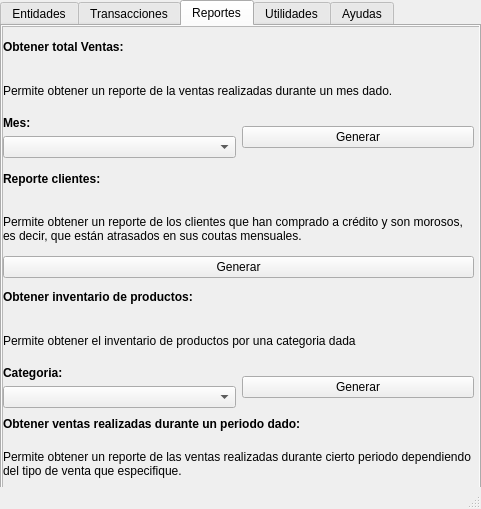
Above: GUI/VentanaPrincipal.ui from GT09Neil/proyecto_ventas before the change. Below: the same form after it.
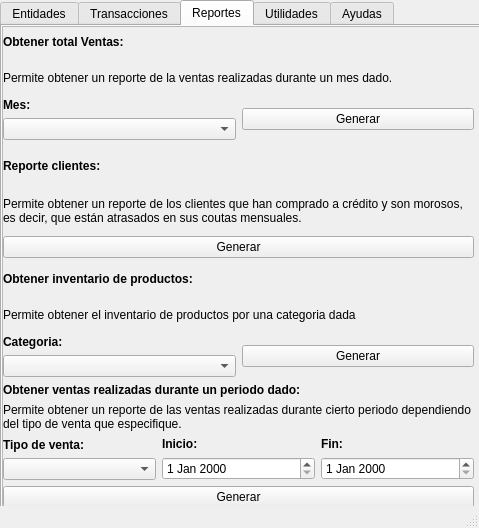
That is the form after the change. The open tabs and pages were chosen to show the change.

Diff of the .ui file:
```diff
--- a/GUI/VentanaPrincipal.ui
+++ b/GUI/VentanaPrincipal.ui
@@ -6,8 +6,8 @@
    <rect>
     <x>0</x>
     <y>0</y>
-    <width>481</width>
-    <height>509</height>
+    <width>479</width>
+    <height>528</height>
    </rect>
   </property>
   <property name="windowTitle">
@@ -209,9 +209,14 @@
           <x>0</x>
           <y>0</y>
           <width>471</width>
-          <height>131</height>
+          <height>481</height>
          </rect>
         </property>
+        <layout class="QVBoxLayout" name="verticalLayout">
+         <property name="sizeConstraint">
+          <enum>QLayout::SizeConstraint::SetDefaultConstraint</enum>
+         </property>
+         <item>
         <layout class="QVBoxLayout" name="LayoutObtenerVentas">
          <item>
           <widget class="QLabel" name="label">
@@ -367,16 +372,8 @@
           </layout>
          </item>
         </layout>
-       </widget>
-       <widget class="QWidget" name="verticalLayoutWidget_3">
-        <property name="geometry">
-         <rect>
-          <x>0</x>
-          <y>130</y>
-          <width>471</width>
-          <height>121</height>
-         </rect>
-        </property>
+         </item>
+         <item>
         <layout class="QVBoxLayout" name="LayoutReporteClientes">
          <item>
           <widget class="QLabel" name="label_4">
@@ -429,16 +426,8 @@
           </widget>
          </item>
         </layout>
-       </widget>
-       <widget class="QWidget" name="verticalLayoutWidget_4">
-        <property name="geometry">
-         <rect>
-          <x>0</x>
-          <y>250</y>
-          <width>471</width>
-          <height>131</height>
-         </rect>
-        </property>
+         </item>
+         <item>
         <layout class="QVBoxLayout" name="LayoutInventarioProductos">
          <item>
           <widget class="QLabel" name="label_7">
@@ -554,16 +543,8 @@
           </layout>
          </item>
         </layout>
-       </widget>
-       <widget class="QWidget" name="verticalLayoutWidget_6">
-        <property name="geometry">
-         <rect>
-          <x>0</x>
-          <y>380</y>
-          <width>471</width>
-          <height>151</height>
-         </rect>
-        </property>
+         </item>
+         <item>
         <layout class="QVBoxLayout" name="LayoutVentasPeriodo">
          <item>
           <widget class="QLabel" name="label_11">
@@ -725,6 +706,8 @@
             <string>Generar</string>
            </property>
           </widget>
+           </item>
+          </layout>
          </item>
         </layout>
        </widget>
```
Left out of the diff: 2 changed lines with no effect on the pictures. Lines whose indentation alone changed are shown as unchanged.
